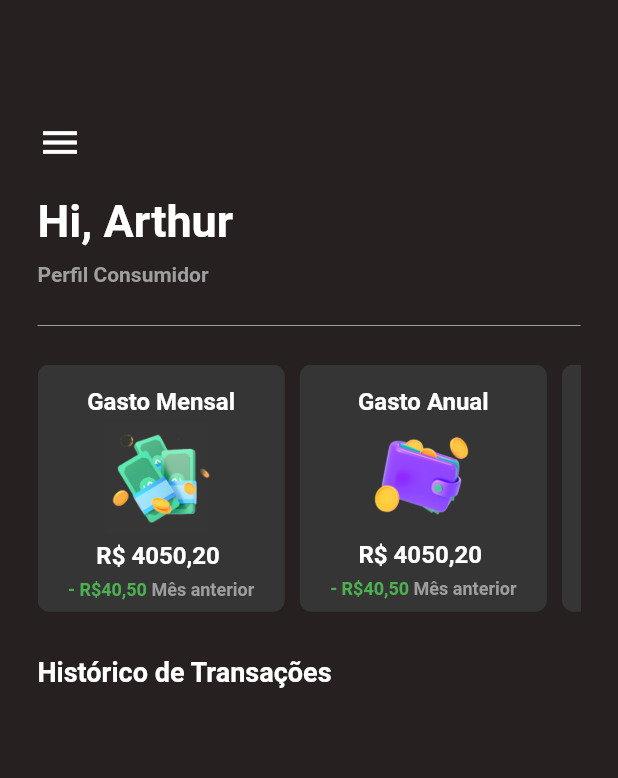
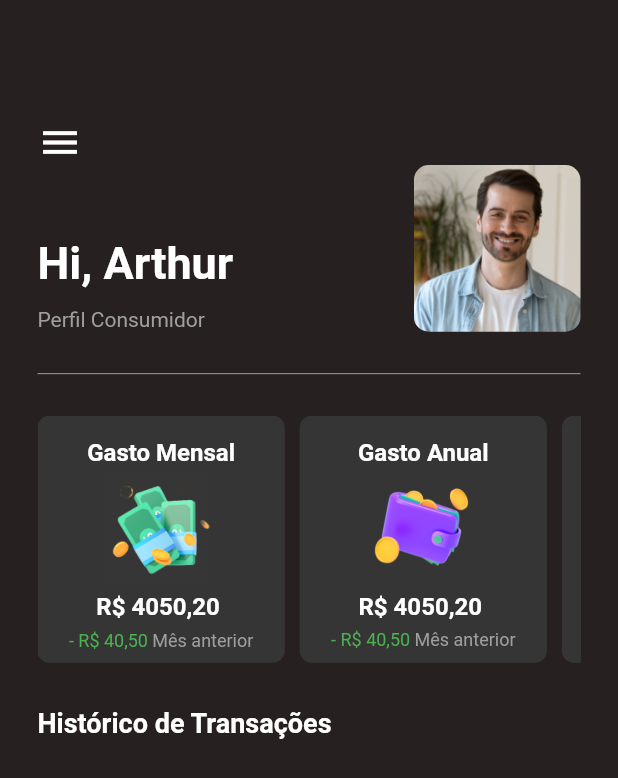
Before and after one commit to JonhMatheus/app-finance, a Flutter app: the HomePage screen opened directly, on a phone screen of 412 x 824 dp. Shown: the top 778 px of the screen. Run offline on Flutter 3.47's test engine with Material 2 defaults, Android fonts, the phone set to English and light mode, and no system bars; our stand-ins replace flutter_modular, webview_flutter.

Commit message:
add photo e corrige fonts

```diff
--- a/lib/modules/home/home_page.dart
+++ b/lib/modules/home/home_page.dart
@@ -20,9 +20,9 @@ class _HomePageState extends State<HomePage> {
             mainAxisAlignment: MainAxisAlignment.start,
             children: [
               _buildHeader(),
-              const SizedBox(height: 25),
-              const Divider(height: 2, color: Themes.corBrancoClaro),
-              const SizedBox(height: 25),
+              const SizedBox(height: 20),
+              const Divider(color: Themes.corBrancoClaro),
+              const SizedBox(height: 20),
               SingleChildScrollView(
                   scrollDirection: Axis.horizontal,
                   child: Row(children: [
@@ -37,32 +37,49 @@ class _HomePageState extends State<HomePage> {
     );
   }
 
-  Column _buildHeader() {
+  Widget _buildHeader() {
     return Column(
       crossAxisAlignment: CrossAxisAlignment.start,
-      children: const [
-        Icon(
+      children: [
+        const Icon(
           Icons.menu,
           color: Colors.white,
           size: 30,
         ),
-        SizedBox(
-          height: 20,
-        ),
+        Row(
+          mainAxisAlignment: MainAxisAlignment.spaceBetween,
+          crossAxisAlignment: CrossAxisAlignment.end,
+          children: [
+            Column(
+              crossAxisAlignment: CrossAxisAlignment.start,
+              children: const [
                 Text(
                   'Hi, Arthur',
                   style: TextStyle(
-              fontSize: 30, fontWeight: FontWeight.bold, color: Colors.white),
+                      fontSize: 30,
+                      fontWeight: FontWeight.bold,
+                      color: Colors.white),
                 ),
                 SizedBox(
-          height: 10,
+                  height: 12,
                 ),
                 Text(
                   'Perfil Consumidor',
                   style: TextStyle(
                       fontSize: 14,
-              fontWeight: FontWeight.bold,
+                      fontWeight: FontWeight.normal,
                       color: Themes.corBrancoClaro),
+                ),
+              ],
+            ),
+            ClipRRect(
+              borderRadius: BorderRadius.circular(10),
+              child: Image.asset(
+                'assets/icons/perfil.png',
+                scale: 1.8,
+              ),
+            )
+          ],
         ),
       ],
     );
@@ -112,18 +129,18 @@ class _HomePageState extends State<HomePage> {
               mainAxisAlignment: MainAxisAlignment.center,
               children: const [
                 Text(
-                  '- R\$40,50 ',
+                  '- R\$ 40,50 ',
                   style: TextStyle(
                     color: Colors.green,
-                      fontWeight: FontWeight.bold,
-                      fontSize: 12),
+                    fontSize: 12,
+                  ),
                 ),
                 Text(
                   'Mês anterior',
                   style: TextStyle(
                     color: Themes.corBrancoClaro,
-                      fontWeight: FontWeight.bold,
-                      fontSize: 12),
+                    fontSize: 12,
+                  ),
                 ),
               ],
             ),
--- a/pubspec.yaml
+++ b/pubspec.yaml
@@ -29,6 +29,7 @@ flutter:
   - assets/icons/logo.png
   - assets/icons/grana.png
   - assets/icons/wallet.png
+  - assets/icons/perfil.png
 
 
 
```
Also changed, not shown: assets/icons/perfil.png (added). Lines whose indentation alone changed are shown as unchanged.
